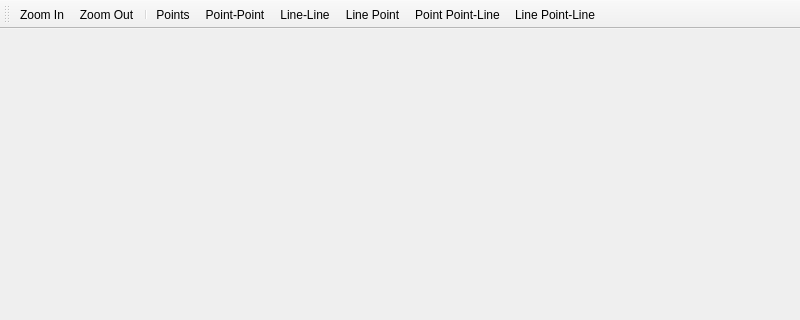
Old version of the form window.ui in the repository JimStein/origami-1; both pictures show x 0 to 800 and y 0 to 320 of the 800 by 600 pixel window.
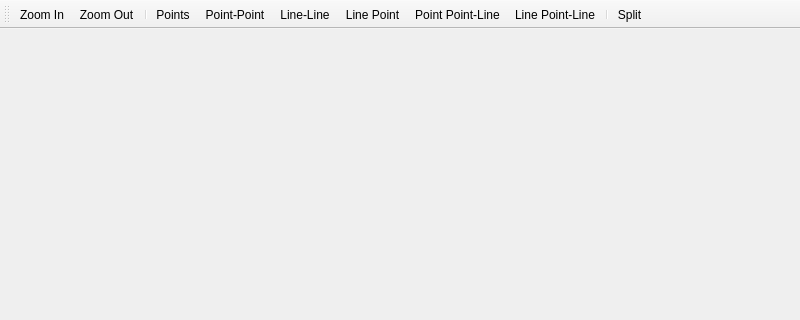
New version of the form.

What changed in the file:
```diff
--- a/window.ui
+++ b/window.ui
@@ -73,6 +73,8 @@
    <addaction name="actionLinePoint"/>
    <addaction name="actionPointPointLine"/>
    <addaction name="actionLinePointLine"/>
+   <addaction name="separator"/>
+   <addaction name="actionSplit"/>
   </widget>
   <action name="actionZoomIn">
    <property name="text">
@@ -114,6 +116,11 @@
     <string>Point Point-Line</string>
    </property>
   </action>
+  <action name="actionSplit">
+   <property name="text">
+    <string>Split</string>
+   </property>
+  </action>
  </widget>
  <resources/>
  <connections/>
```
